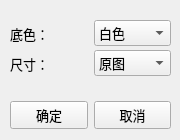
First picture: the form in Scripts/idphotosetting.ui, repository SprInec/PortraitCutout, before the edit.
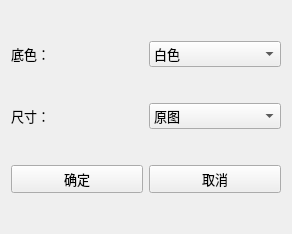
Second picture: the form after the edit.

Diff of the .ui file:
```diff
--- a/Scripts/idphotosetting.ui
+++ b/Scripts/idphotosetting.ui
@@ -6,60 +6,15 @@
    <rect>
     <x>0</x>
     <y>0</y>
-    <width>180</width>
-    <height>140</height>
+    <width>292</width>
+    <height>234</height>
    </rect>
   </property>
   <property name="windowTitle">
    <string>Setting</string>
   </property>
-  <widget class="QWidget" name="horizontalLayoutWidget">
-   <property name="geometry">
-    <rect>
-     <x>10</x>
-     <y>100</y>
-     <width>161</width>
-     <height>31</height>
-    </rect>
-   </property>
-   <layout class="QHBoxLayout" name="horizontalLayout">
+  <layout class="QVBoxLayout" name="verticalLayout" stretch="0,0,0">
     <item>
-     <widget class="QPushButton" name="okBtn">
-      <property name="font">
-       <font>
-        <family>微软雅黑</family>
-        <pointsize>10</pointsize>
-       </font>
-      </property>
-      <property name="text">
-       <string>确定</string>
-      </property>
-     </widget>
-    </item>
-    <item>
-     <widget class="QPushButton" name="cancelBtn">
-      <property name="font">
-       <font>
-        <family>微软雅黑</family>
-        <pointsize>10</pointsize>
-       </font>
-      </property>
-      <property name="text">
-       <string>取消</string>
-      </property>
-     </widget>
-    </item>
-   </layout>
-  </widget>
-  <widget class="QWidget" name="horizontalLayoutWidget_2">
-   <property name="geometry">
-    <rect>
-     <x>10</x>
-     <y>20</y>
-     <width>161</width>
-     <height>27</height>
-    </rect>
-   </property>
    <layout class="QHBoxLayout" name="horizontalLayout_2">
     <item>
      <widget class="QLabel" name="background">
@@ -67,7 +22,6 @@
        <font>
         <family>微软雅黑</family>
         <pointsize>10</pointsize>
-        <weight>50</weight>
         <bold>false</bold>
        </font>
       </property>
@@ -115,16 +69,8 @@
      </widget>
     </item>
    </layout>
-  </widget>
-  <widget class="QWidget" name="horizontalLayoutWidget_3">
-   <property name="geometry">
-    <rect>
-     <x>10</x>
-     <y>50</y>
-     <width>161</width>
-     <height>27</height>
-    </rect>
-   </property>
+   </item>
+   <item>
    <layout class="QHBoxLayout" name="horizontalLayout_3">
     <item>
      <widget class="QLabel" name="size">
@@ -132,7 +78,6 @@
        <font>
         <family>微软雅黑</family>
         <pointsize>10</pointsize>
-        <weight>50</weight>
         <bold>false</bold>
        </font>
       </property>
@@ -220,7 +165,38 @@
      </widget>
     </item>
    </layout>
-  </widget>
+   </item>
+   <item>
+    <layout class="QHBoxLayout" name="horizontalLayout">
+     <item>
+      <widget class="QPushButton" name="okBtn">
+       <property name="font">
+        <font>
+         <family>微软雅黑</family>
+         <pointsize>10</pointsize>
+        </font>
+       </property>
+       <property name="text">
+        <string>确定</string>
+       </property>
+      </widget>
+     </item>
+     <item>
+      <widget class="QPushButton" name="cancelBtn">
+       <property name="font">
+        <font>
+         <family>微软雅黑</family>
+         <pointsize>10</pointsize>
+        </font>
+       </property>
+       <property name="text">
+        <string>取消</string>
+       </property>
+      </widget>
+     </item>
+    </layout>
+   </item>
+  </layout>
  </widget>
  <resources/>
  <connections/>
```
Lines whose indentation alone changed are shown as unchanged.
